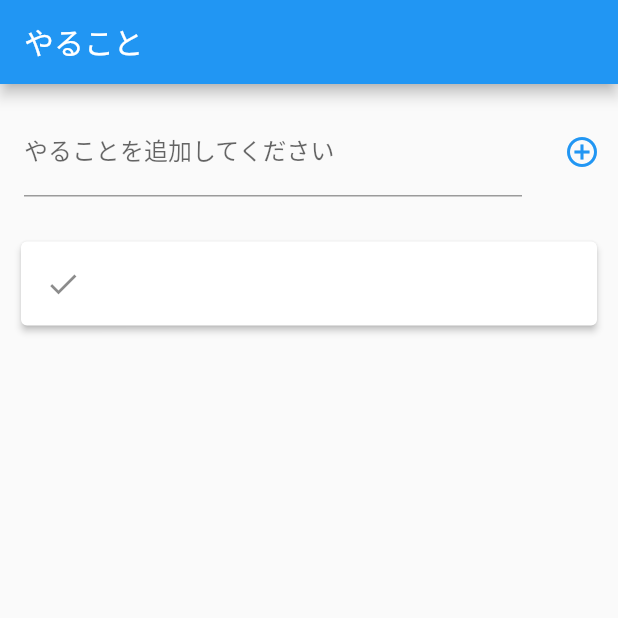
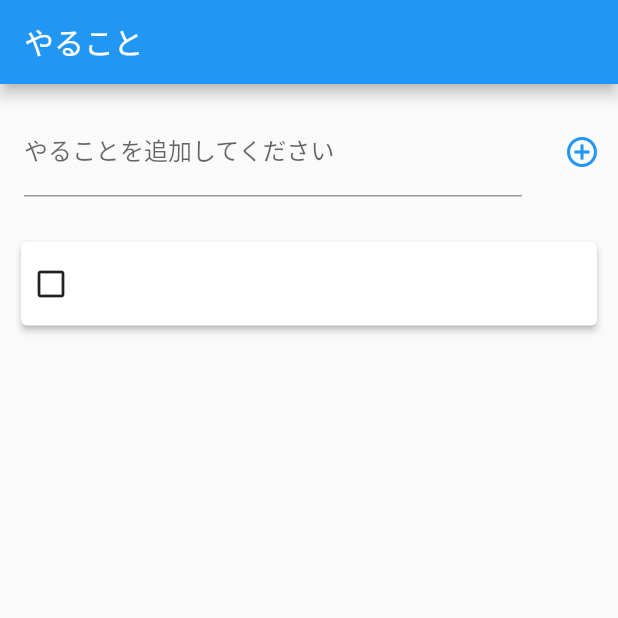
Before and after one commit to kazumaz/todo_app, a Flutter app: the screen it shows after launch, after a tap on the "add circle outline" icon, on a phone screen of 412 x 824 dp, the top half of it. Run offline on Flutter 3.47's test engine with Material 2 defaults, Android fonts, the phone set to English and light mode, and no system bars; drawn by our look-alikes of flutter_slidable; our stand-ins replace shared_preferences.

Commit message:
完了のボタンを変更

```diff
--- a/lib/main.dart
+++ b/lib/main.dart
@@ -217,7 +217,7 @@ class _MyHomePageState extends State<MyHomePage> {
                               },
                             ),
                             IconSlideAction(
-                              caption: retutnModelsToBeStatus(model),
+                              caption: returnModelsToBeStatus(model),
                               color: Colors.indigo,
                               icon: Icons.done,
                               onTap: () {
@@ -229,9 +229,21 @@ class _MyHomePageState extends State<MyHomePage> {
                           ],
                           child: Row(
                             children: <Widget>[
+                              Container(
+                                  width: 40,
+                                  child: InkWell(
+                                      child:
+                                          Icon(returnModelsCheckBoxIcon(model)
+                                              // color: Colors.redAccent,
+                                              ),
+                                      onTap: () {
+                                        model.done = !model.done;
+                                        setState(() {});
+                                        saveListData(modelList);
+                                      })),
                               Expanded(
                                   child: ListTile(
-                                leading: const Icon(Icons.done),
+                                // leading: const Icon(Icons.done),
                                 title: Text(model.title),
                               )),
                               // Container(
@@ -306,7 +318,7 @@ Color returnModelsColor(Model model) {
   }
 }
 
-String retutnModelsToBeStatus(Model model) {
+String returnModelsToBeStatus(Model model) {
   if (model.done == true) {
     return "未完了";
   }
@@ -314,3 +326,12 @@ String retutnModelsToBeStatus(Model model) {
     return "完了";
   }
 }
+
+IconData returnModelsCheckBoxIcon(Model model) {
+  if (model.done == true) {
+    return Icons.check_box;
+  }
+  if (model.done == false) {
+    return Icons.check_box_outline_blank;
+  }
+}
```
